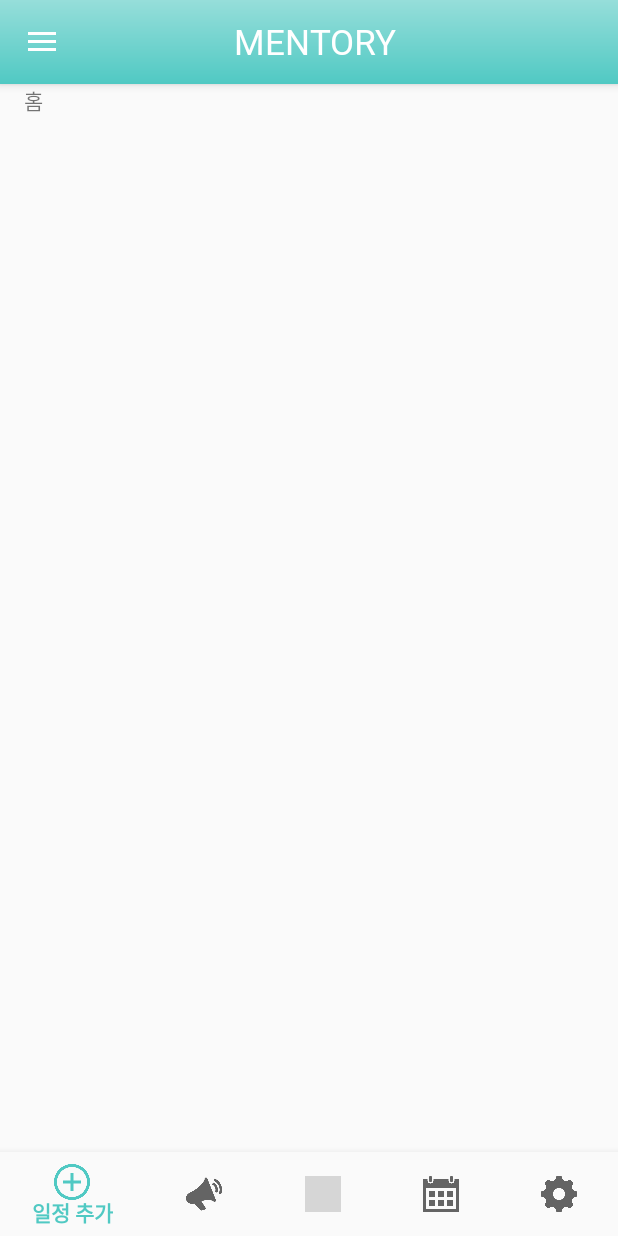
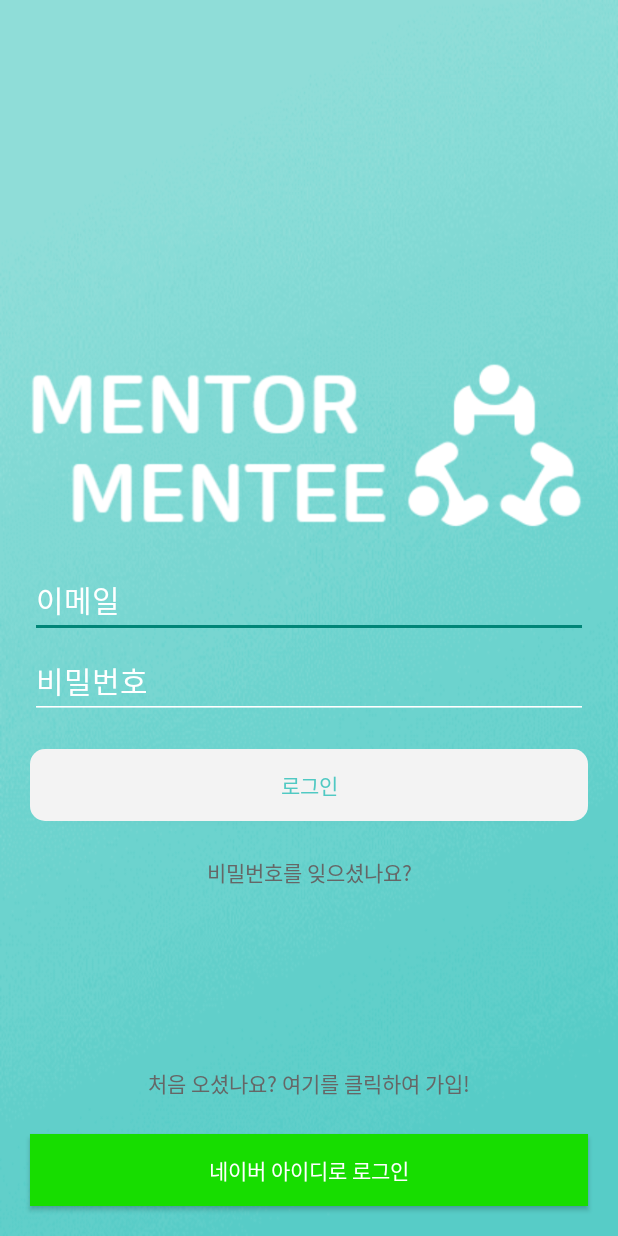
Before and after one commit to jiyeon037/MentorMentee, an Android app: the screen it shows after launch (MainActivity before the commit, LoginActivity after it), on a phone screen of 412 x 824 dp. Run offline under Robolectric (Android 15) with nearby library versions, the phone set to English and light mode, and no system bars; grey boxes are pictures that could not be loaded.

Commit message:
Login Activity

```diff
--- a/app/src/main/AndroidManifest.xml
+++ b/app/src/main/AndroidManifest.xml
@@ -10,6 +10,9 @@
             android:supportsRtl="true"
             android:theme="@style/AppTheme">
         <activity android:name=".MainActivity">
+
+        </activity>
+        <activity android:name=".LoginActivity">
             <intent-filter>
                 <action android:name="android.intent.action.MAIN"/>
 
--- /dev/null
+++ b/app/src/main/java/com/eyesteam/mentormentee/LoginActivity.kt
@@ -0,0 +1,11 @@
+package com.eyesteam.mentormentee
+
+import android.os.Bundle
+import android.support.v7.app.AppCompatActivity
+
+class LoginActivity : AppCompatActivity() {
+    override fun onCreate(savedInstanceState: Bundle?){
+        super.onCreate(savedInstanceState)
+        setContentView(R.layout.activity_login)
+    }
+}
--- /dev/null
+++ b/app/src/main/res/drawable-v24/button_background.xml
@@ -0,0 +1,7 @@
+<?xml version="1.0" encoding="utf-8"?>
+<shape xmlns:android="http://schemas.android.com/apk/res/android"
+       android:shape="rectangle" android:padding="10dp">
+    <!-- you can use any color you want !-->
+    <solid android:color="#f3f3f3"/>
+    <corners android:radius="10dp"/>
+</shape>
--- /dev/null
+++ b/app/src/main/res/layout/activity_login.xml
@@ -0,0 +1,80 @@
+<?xml version="1.0" encoding="utf-8"?>
+<RelativeLayout
+        xmlns:android="http://schemas.android.com/apk/res/android"
+        xmlns:tools="http://schemas.android.com/tools"
+        xmlns:app="http://schemas.android.com/apk/res-auto"
+        android:background="@drawable/backcolor28kb"
+        android:layout_width="match_parent"
+        android:layout_height="match_parent"
+        tools:context=".MainActivity"  >
+
+
+    <RelativeLayout
+            android:gravity="center_vertical"
+            android:layout_width="match_parent"
+            android:layout_height="match_parent">
+
+        <ImageView
+                android:layout_width="match_parent"
+                android:layout_height="wrap_content" app:srcCompat="@drawable/imsilogo" android:id="@+id/imageView2"
+                android:paddingBottom="50dp"/>
+        <EditText
+                android:layout_alignBottom="@id/imageView2"
+                android:theme="@style/EditTextStyle"
+                android:layout_width="wrap_content"
+                android:layout_height="wrap_content"
+                android:ems="20"
+                android:id="@+id/editEmail" android:hint="이메일"
+                android:layout_marginBottom="3dp" android:textColorLink="@android:color/white"
+                android:textColor="@android:color/white" android:textSize="20sp"
+                android:textColorHint="@android:color/background_light"
+                style="@style/EditTextStyle" android:layout_marginLeft="20dp" android:layout_marginRight="20dp"
+                android:inputType="textEmailAddress"/>
+        <EditText
+                android:layout_below="@id/editEmail"
+                android:theme="@style/EditTextStyle"
+                android:layout_width="wrap_content"
+                android:inputType="textPassword"
+                android:ems="20"
+                android:id="@+id/editPassword" android:hint="비밀번호"
+                android:layout_marginBottom="10dp" android:textColorLink="@android:color/white"
+                android:textColor="@android:color/white" android:textSize="20sp"
+                android:textColorHint="?attr/colorBackgroundFloating"
+                style="@style/EditTextStyle" android:layout_height="wrap_content" android:layout_marginLeft="20dp"
+                android:layout_marginRight="20dp"/>
+        <Button
+                android:layout_below="@id/editPassword"
+                android:text="로그인"
+                android:layout_width="match_parent"
+                android:layout_height="wrap_content" android:id="@+id/button"
+                android:textColor="@color/colorPrimary"
+                android:background="@drawable/button_background"
+                android:layout_marginLeft="20dp" android:layout_marginRight="20dp"
+
+                android:layout_marginTop="10dp"/>
+        <Button
+                android:layout_below="@id/button"
+                android:text="비밀번호를 잊으셨나요?"
+                android:layout_width="match_parent"
+                android:layout_height="wrap_content" android:id="@+id/button3"
+                android:background="#00ff0000"
+                android:textColor="@color/moreDarkgray" android:layout_marginTop="10dp"/>
+    </RelativeLayout>
+
+    <Button
+            android:layout_above="@id/button2"
+            android:text="처음 오셨나요? 여기를 클릭하여 가입!"
+            android:layout_width="match_parent"
+            android:layout_height="wrap_content" android:id="@+id/button6"
+            android:background="#00ff0000"
+            android:layout_marginTop="10dp"
+            android:textColor="@color/moreDarkgray" android:layout_marginBottom="10dp"/>
+    <Button
+            android:layout_alignParentBottom="true"
+            android:text="네이버 아이디로 로그인"
+            android:layout_width="match_parent"
+            android:layout_height="wrap_content" android:id="@+id/button2" android:layout_marginLeft="20dp"
+            android:layout_marginRight="20dp" android:layout_marginBottom="20dp"
+            android:background="@color/navercolor" android:textColor="@android:color/background_light"/>
+
+</RelativeLayout>
--- a/app/src/main/res/values/colors.xml
+++ b/app/src/main/res/values/colors.xml
@@ -2,6 +2,11 @@
 <resources>
     <color name="colorPrimary">#50c9c3</color>
     <color name="colorPrimaryDark">#96DEDA</color>
+    <color name="colorPrimary2">#008577</color>
+    <color name="colorPrimaryDark2">#00574B</color>
     <color name="colorAccent">#D81B60</color>
     <color name="colorLight">#96DEDA</color>
+    <color name="buttonPressed">#DDDDDD</color>
+    <color name="moreDarkgray">#666666</color>
+    <color name="navercolor">#17DD00</color>
 </resources>
--- a/app/src/main/res/values/styles.xml
+++ b/app/src/main/res/values/styles.xml
@@ -1,11 +1,12 @@
-<resources>
+<resources xmlns:tools="http://schemas.android.com/tools">
 
     <!-- Base application theme. -->
     <style name="AppTheme" parent="Theme.AppCompat.Light.DarkActionBar">
         <!-- Customize your theme here. -->
-        <item name="colorPrimary">@color/colorPrimary</item>
-        <item name="colorPrimaryDark">@color/colorPrimaryDark</item>
-        <item name="colorAccent">@color/colorAccent</item>
+        <item name="colorPrimary">@color/colorPrimary2</item>
+        <item name="colorPrimaryDark">#ffffff</item>
+        <item name="android:windowLightStatusBar" tools:targetApi="m">true</item>
+        <item name="colorAccent">@color/colorPrimary2</item>
         <!-- No Title Bar-->
         <item name="windowActionBar">false</item>
         <item name="windowNoTitle">true</item>
@@ -13,4 +14,8 @@
     <style name="AppTheme.AppBarOverlay" parent="ThemeOverlay.AppCompat.Dark.ActionBar" />
     <style name="AppTheme.PopupOverlay" parent="ThemeOverlay.AppCompat.Light" />
 
+    <style name="EditTextStyle" parent="Theme.AppCompat.Light.NoActionBar">
+        <item name="colorControlNormal">#ffffff</item>
+    </style>
+
 </resources>
```
Also changed, not shown: app/src/main/res/drawable-v24/backcolor28kb.PNG (added), app/src/main/res/drawable-v24/imsilogo.png (added), app/src/main/res/drawable-v24/naverlogin.PNG (added).
